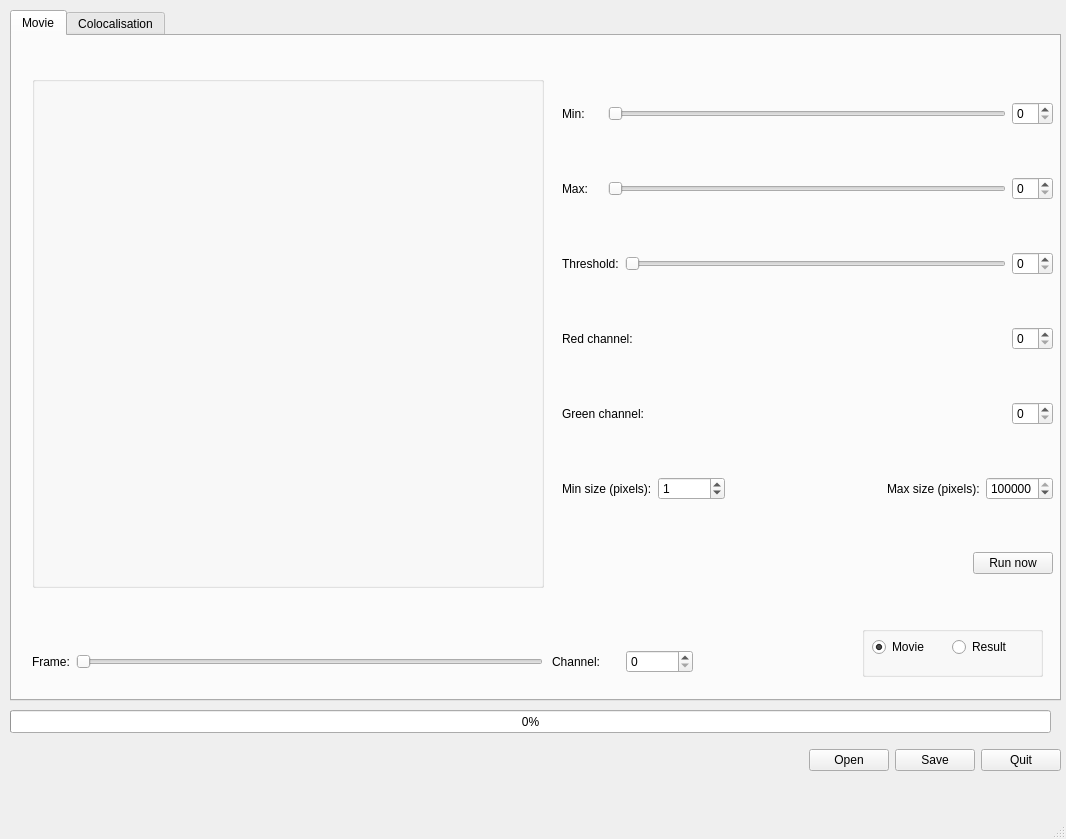
drmatthews/object-colocalisation, file obcol.ui: the form before one commit.
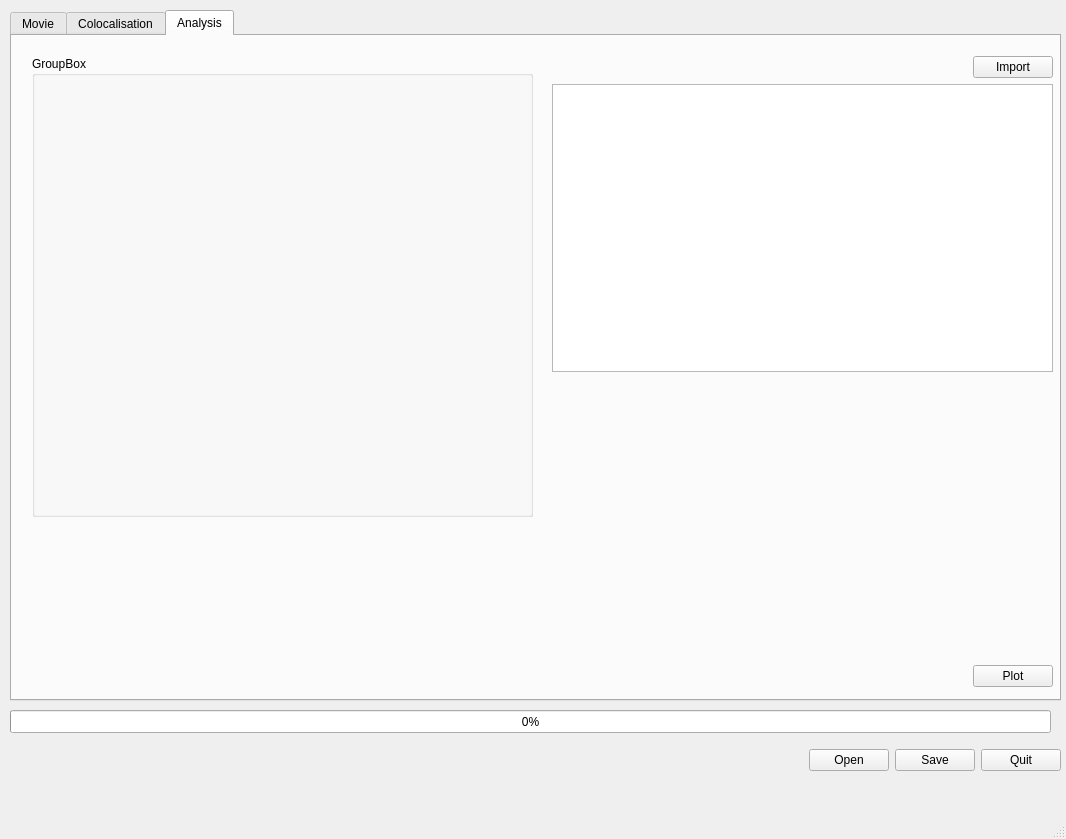
The form after the commit. The open tabs and pages were chosen to show the change.

```diff
--- a/obcol.ui
+++ b/obcol.ui
@@ -324,7 +324,7 @@
        </item>
       </layout>
      </widget>
-     <widget class="QWidget" name="">
+     <widget class="QWidget" name="layoutWidget">
       <property name="geometry">
        <rect>
         <x>540</x>
@@ -583,6 +583,100 @@
       </layout>
      </widget>
     </widget>
+    <widget class="QWidget" name="analysis_tab">
+     <attribute name="title">
+      <string>Analysis</string>
+     </attribute>
+     <widget class="QWidget" name="verticalLayoutWidget_3">
+      <property name="geometry">
+       <rect>
+        <x>540</x>
+        <y>20</y>
+        <width>501</width>
+        <height>631</height>
+       </rect>
+      </property>
+      <layout class="QVBoxLayout" name="analysis_groupbox">
+       <item>
+        <layout class="QHBoxLayout" name="horizontalLayout_17">
+         <item>
+          <spacer name="horizontalSpacer_9">
+           <property name="orientation">
+            <enum>Qt::Horizontal</enum>
+           </property>
+           <property name="sizeHint" stdset="0">
+            <size>
+             <width>40</width>
+             <height>20</height>
+            </size>
+           </property>
+          </spacer>
+         </item>
+         <item>
+          <widget class="QPushButton" name="import_button">
+           <property name="text">
+            <string>Import</string>
+           </property>
+          </widget>
+         </item>
+        </layout>
+       </item>
+       <item>
+        <widget class="QListWidget" name="import_list_widget"/>
+       </item>
+       <item>
+        <spacer name="verticalSpacer">
+         <property name="orientation">
+          <enum>Qt::Vertical</enum>
+         </property>
+         <property name="sizeHint" stdset="0">
+          <size>
+           <width>20</width>
+           <height>40</height>
+          </size>
+         </property>
+        </spacer>
+       </item>
+       <item>
+        <layout class="QHBoxLayout" name="horizontalLayout_18">
+         <item>
+          <spacer name="horizontalSpacer_10">
+           <property name="orientation">
+            <enum>Qt::Horizontal</enum>
+           </property>
+           <property name="sizeHint" stdset="0">
+            <size>
+             <width>40</width>
+             <height>20</height>
+            </size>
+           </property>
+          </spacer>
+         </item>
+         <item>
+          <widget class="QPushButton" name="plot_button">
+           <property name="text">
+            <string>Plot</string>
+           </property>
+          </widget>
+         </item>
+        </layout>
+       </item>
+      </layout>
+     </widget>
+     <widget class="QGroupBox" name="analysis_plot_groupbox">
+      <property name="geometry">
+       <rect>
+        <x>20</x>
+        <y>20</y>
+        <width>501</width>
+        <height>461</height>
+       </rect>
+      </property>
+      <property name="title">
+       <string>GroupBox</string>
+      </property>
+     </widget>
+    </widget>
    </widget>
    <widget class="QWidget" name="horizontalLayoutWidget_2">
     <property name="geometry">
```
Left out of the diff: 6 changed lines with no effect on the pictures.
